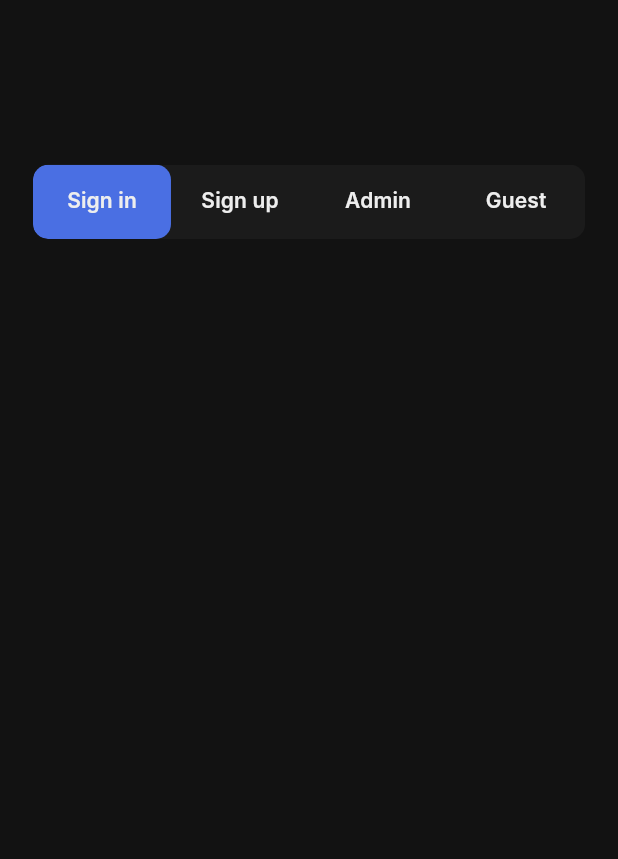
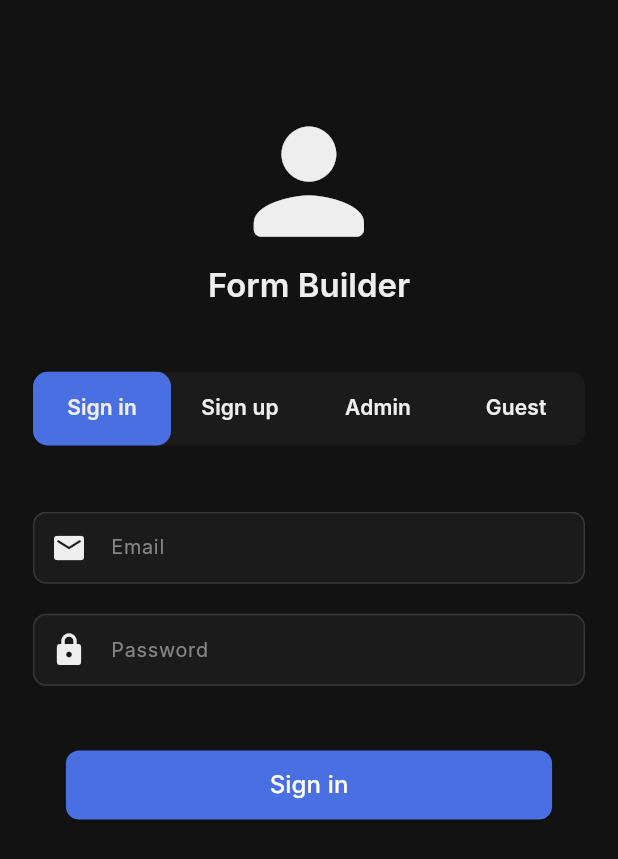
Before and after one commit to eslammongy/Advanced-Form-Builder, a Flutter app: the screen it shows after launch, on a phone screen of 412 x 824 dp. Shown: the top 859 px of the screen. Run offline on Flutter 3.47's test engine with Material 3 defaults, Android fonts, the phone set to English and light mode, and no system bars; our stand-ins replace flutter_riverpod, riverpod; Roboto replaces fonts that are missing (Inter).

Commit message:
Refactor form field handling and UI components; replace FormField with FieldType, implement SignIn and SignUp forms, and update app theme styles.

```diff
--- a/lib/form_builder/widgets/custom_text_form_field.dart
+++ b/lib/form_builder/widgets/custom_text_form_field.dart
@@ -1,9 +1,8 @@
 import 'package:flutter/material.dart';
+import 'package:form_builder/form_builder/controllers/form_state.dart';
 import 'package:form_builder/theme/app_colors.dart';
 import 'package:form_builder/utils/app_extensions.dart';
 import 'package:form_builder/utils/sizer_util.dart';
-import 'package:form_builder/form_builder/controllers/form_state.dart'
-    as form_state;
 
 class CustomTextFormField extends StatelessWidget {
   const CustomTextFormField({
@@ -31,14 +30,14 @@ class CustomTextFormField extends StatelessWidget {
   final Color? hintColor;
   final Widget? suffix;
   final Widget? prefix;
-  final form_state.FormField formField;
+  final FieldType formField;
   final TextInputType inputType;
   final TextEditingController? controller;
 
   @override
   Widget build(BuildContext context) {
     return SizedBox(
-      height: 45.h,
+      height: 50.h,
       width: double.infinity,
       child: TextFormField(
         controller: controller,
--- a/lib/form_builder/widgets/home_screen.dart
+++ b/lib/form_builder/widgets/home_screen.dart
@@ -1,5 +1,8 @@
 import 'package:flutter/material.dart';
 import 'package:form_builder/form_builder/widgets/app_tab_bar.dart';
+import 'package:form_builder/form_builder/widgets/signin_form.dart';
+import 'package:form_builder/form_builder/widgets/signup_form.dart';
+import 'package:form_builder/utils/app_extensions.dart';
 import 'package:form_builder/utils/sizer_util.dart';
 
 class HomeScreen extends StatelessWidget {
@@ -10,7 +13,7 @@ class HomeScreen extends StatelessWidget {
     return Scaffold(
       body: SafeArea(
         minimum: EdgeInsets.only(
-          top: 100.h,
+          top: 60.h,
           right: 20.w,
           left: 20.w,
           bottom: 30.h,
@@ -18,13 +21,18 @@ class HomeScreen extends StatelessWidget {
         child: DefaultTabController(
           length: 4,
           child: Column(
+            mainAxisAlignment: MainAxisAlignment.start,
             children: [
+              Icon(Icons.person_rounded, size: 100.h),
+              Text("Form Builder", style: context.textTheme.titleLarge),
+              SizerUtil.gapH(40),
               AppTabBar(),
+              SizerUtil.gapH(40),
               Expanded(
                 child: TabBarView(
                   children: [
-                    Container(),
-                    Container(),
+                    SignInForm(),
+                    SignUpForm(),
                     Container(),
                     Container(),
                   ],
--- /dev/null
+++ b/lib/form_builder/widgets/primary_app_button.dart
@@ -0,0 +1,144 @@
+import 'package:flutter/material.dart';
+import 'package:flutter/services.dart';
+import 'package:form_builder/utils/app_extensions.dart';
+import 'package:form_builder/utils/sizer_util.dart';
+
+enum ButtonVariant { primary, secondary, outline, text }
+
+class AppPrimaryButton extends StatelessWidget {
+  final String text;
+  final VoidCallback onPressed;
+  final ButtonVariant variant;
+  final IconData? leadingIcon;
+  final IconData? trailingIcon;
+  final bool isLoading;
+  final bool isDisabled;
+  final EdgeInsets margin;
+  final MainAxisAlignment mainAlignment;
+  final Color? txtColor;
+  final Color? brColor;
+  final EdgeInsets padding;
+  final double fontSize;
+  final double iconSize;
+  final double height;
+  final double width;
+  const AppPrimaryButton({
+    super.key,
+    required this.text,
+    required this.onPressed,
+    this.height = 42,
+    this.width = double.infinity,
+    this.variant = ButtonVariant.primary,
+    this.fontSize = 16,
+    this.iconSize = 20,
+    this.leadingIcon,
+    this.trailingIcon,
+    this.isLoading = false,
+    this.isDisabled = false,
+    this.mainAlignment = MainAxisAlignment.center,
+    this.margin = const EdgeInsets.all(0),
+    this.txtColor,
+    this.brColor,
+    this.padding = const EdgeInsets.symmetric(horizontal: 16.0, vertical: 10.0),
+  });
+
+  @override
+  Widget build(BuildContext context) {
+    Color bgColor;
+    Color textColor;
+    Color borderColor = brColor ?? context.customColors.borderColor;
+
+    switch (variant) {
+      case ButtonVariant.primary:
+        bgColor = context.colorScheme.primary;
+        textColor = context.customColors.textPrimary;
+        borderColor = Colors.transparent;
+        break;
+      case ButtonVariant.secondary:
+        bgColor = context.colorScheme.surface;
+        textColor = context.customColors.textPrimary;
+        break;
+      case ButtonVariant.outline:
+        bgColor = context.colorScheme.surface;
+        textColor = context.customColors.textPrimary;
+        break;
+      case ButtonVariant.text:
+        bgColor = Colors.transparent;
+        textColor = context.customColors.textPrimary;
+        borderColor = Colors.transparent;
+        break;
+    }
+
+    if (isDisabled) {
+      bgColor = bgColor.withValues(alpha: 0.5);
+      textColor = textColor.withValues(alpha: 0.5);
+    }
+
+    return Padding(
+      padding: margin,
+      child: ElevatedButton(
+        onPressed: isDisabled
+            ? null
+            : () {
+                HapticFeedback.mediumImpact();
+                onPressed();
+              },
+        style: _buildStyle(bgColor, textColor, borderColor),
+        child: _buildButtonBody(),
+      ),
+    );
+  }
+
+  Widget _buildButtonBody() {
+    if (isLoading) {
+      return _buildLoadingProgress(txtColor ?? Colors.white);
+    }
+    if (leadingIcon != null || trailingIcon != null) {
+      return Row(
+        mainAxisAlignment: mainAlignment,
+        children: [
+          if (leadingIcon != null) Icon(leadingIcon, size: iconSize),
+          _buildButtonTitle(),
+          if (trailingIcon != null) Icon(trailingIcon, size: iconSize),
+        ],
+      );
+    }
+    return _buildButtonTitle();
+  }
+
+  Text _buildButtonTitle() {
+    return Text(
+      text,
+      style: TextStyle(
+        fontSize: fontSize,
+        fontWeight: FontWeight.w500,
+        color: txtColor ?? Colors.white,
+      ),
+    );
+  }
+
+  ButtonStyle _buildStyle(Color bgColor, Color textColor, Color borderColor) {
+    return ElevatedButton.styleFrom(
+      backgroundColor: bgColor,
+      foregroundColor: txtColor ?? textColor,
+      elevation: variant == ButtonVariant.text ? 0 : 1,
+      padding: padding,
+      fixedSize: Size(width, height.h),
+      shape: RoundedRectangleBorder(
+        borderRadius: BorderRadius.circular(8.r),
+        side: BorderSide(color: borderColor, width: 1.0),
+      ),
+    );
+  }
+
+  SizedBox _buildLoadingProgress(Color textColor) {
+    return SizedBox(
+      width: iconSize,
+      height: iconSize,
+      child: CircularProgressIndicator(
+        strokeWidth: 2.0,
+        valueColor: AlwaysStoppedAnimation<Color>(textColor),
+      ),
+    );
+  }
+}
--- /dev/null
+++ b/lib/form_builder/widgets/signin_form.dart
@@ -0,0 +1,47 @@
+import 'package:flutter/material.dart';
+import 'package:flutter_riverpod/flutter_riverpod.dart';
+import 'package:form_builder/form_builder/controllers/form_controller.dart';
+import 'package:form_builder/form_builder/widgets/custom_text_form_field.dart';
+import 'package:form_builder/form_builder/widgets/primary_app_button.dart';
+import 'package:form_builder/theme/app_strings.dart';
+import 'package:form_builder/utils/sizer_util.dart';
+
+class SignInForm extends ConsumerWidget {
+  const SignInForm({super.key});
+
+  @override
+  Widget build(BuildContext context, WidgetRef ref) {
+    final formState = ref.watch(formProvider);
+    return Column(
+      mainAxisAlignment: MainAxisAlignment.start,
+      children: [
+        CustomTextFormField(
+          inputType: TextInputType.emailAddress,
+          formField: formState.email,
+          label: AppStrings.email,
+          hint: AppStrings.email,
+          prefix: Icon(Icons.email_rounded),
+          onChanged: null,
+        ),
+        SizerUtil.gapH(12),
+        CustomTextFormField(
+          inputType: TextInputType.visiblePassword,
+          formField: formState.email,
+          obscureText: true,
+          label: AppStrings.password,
+          hint: AppStrings.password,
+          prefix: Icon(Icons.lock_rounded),
+          onChanged: null,
+        ),
+        SizerUtil.gapH(32),
+        AppPrimaryButton(
+          text: AppStrings.signIN,
+          variant: ButtonVariant.primary,
+          width: double.maxFinite,
+          margin: EdgeInsets.symmetric(horizontal: 20.w),
+          onPressed: () {},
+        ),
+      ],
+    );
+  }
+}
--- a/lib/main.dart
+++ b/lib/main.dart
@@ -1,10 +1,11 @@
 import 'package:flutter/material.dart';
+import 'package:flutter_riverpod/flutter_riverpod.dart';
 import 'package:form_builder/form_builder/widgets/home_screen.dart';
 import 'package:form_builder/theme/app_theme.dart';
 import 'package:form_builder/utils/sizer_util.dart';
 
 void main() {
-  runApp(const MyApp());
+ runApp(const ProviderScope(child: MyApp()));
 }
 
 class MyApp extends StatelessWidget {
--- a/lib/theme/app_theme.dart
+++ b/lib/theme/app_theme.dart
@@ -98,7 +98,7 @@ class AppTheme {
         color: AppColors.surfaceLight,
         elevation: 1,
         shape: RoundedRectangleBorder(
-          borderRadius: BorderRadius.circular(SizerUtil.p12.r),
+          borderRadius: BorderRadius.circular(SizerUtil.p8.r),
         ),
         margin: EdgeInsets.zero,
       ),
@@ -111,23 +111,23 @@ class AppTheme {
           vertical: SizerUtil.p8.w,
         ),
         border: OutlineInputBorder(
-          borderRadius: BorderRadius.circular(SizerUtil.p12.r),
+          borderRadius: BorderRadius.circular(SizerUtil.p8.r),
           borderSide: BorderSide(color: AppColors.borderColorLight, width: 1),
         ),
         enabledBorder: OutlineInputBorder(
-          borderRadius: BorderRadius.circular(SizerUtil.p12.r),
+          borderRadius: BorderRadius.circular(SizerUtil.p8.r),
           borderSide: BorderSide(color: AppColors.borderColorLight, width: 1),
         ),
         focusedBorder: OutlineInputBorder(
-          borderRadius: BorderRadius.circular(SizerUtil.p12.r),
+          borderRadius: BorderRadius.circular(SizerUtil.p8.r),
           borderSide: BorderSide(color: AppColors.primaryLight, width: 2),
         ),
         errorBorder: OutlineInputBorder(
-          borderRadius: BorderRadius.circular(SizerUtil.p12.r),
+          borderRadius: BorderRadius.circular(SizerUtil.p8.r),
           borderSide: BorderSide(color: AppColors.errorLight, width: 1),
         ),
         focusedErrorBorder: OutlineInputBorder(
-          borderRadius: BorderRadius.circular(SizerUtil.p12.r),
+          borderRadius: BorderRadius.circular(SizerUtil.p8.r),
           borderSide: BorderSide(color: AppColors.errorLight, width: 2),
         ),
         hintStyle: TextStyle(
@@ -317,7 +317,7 @@ class AppTheme {
         color: AppColors.surfaceDark,
         elevation: 1,
         shape: RoundedRectangleBorder(
-          borderRadius: BorderRadius.circular(SizerUtil.p12.r),
+          borderRadius: BorderRadius.circular(SizerUtil.p8.r),
         ),
         margin: EdgeInsets.zero,
       ),
@@ -331,23 +331,23 @@ class AppTheme {
           horizontal: SizerUtil.p12.w,
         ),
         border: OutlineInputBorder(
-          borderRadius: BorderRadius.circular(SizerUtil.p12.r),
+          borderRadius: BorderRadius.circular(SizerUtil.p8.r),
           borderSide: BorderSide(color: AppColors.borderColorDark, width: 1),
         ),
         enabledBorder: OutlineInputBorder(
-          borderRadius: BorderRadius.circular(SizerUtil.p12.r),
+          borderRadius: BorderRadius.circular(SizerUtil.p8.r),
           borderSide: BorderSide(color: AppColors.borderColorDark, width: 1),
         ),
         focusedBorder: OutlineInputBorder(
-          borderRadius: BorderRadius.circular(SizerUtil.p12.r),
+          borderRadius: BorderRadius.circular(SizerUtil.p8.r),
           borderSide: BorderSide(color: AppColors.primaryDark, width: 2),
         ),
         errorBorder: OutlineInputBorder(
-          borderRadius: BorderRadius.circular(SizerUtil.p12.r),
+          borderRadius: BorderRadius.circular(SizerUtil.p8.r),
           borderSide: BorderSide(color: AppColors.errorDark, width: 1),
         ),
         focusedErrorBorder: OutlineInputBorder(
-          borderRadius: BorderRadius.circular(SizerUtil.p12.r),
+          borderRadius: BorderRadius.circular(SizerUtil.p8.r),
           borderSide: BorderSide(color: AppColors.errorDark, width: 2),
         ),
         hintStyle: TextStyle(
```
Also changed, not shown: lib/form_builder/controllers/form_controller.dart (+70 -70 lines), lib/form_builder/controllers/form_state.dart (+28 -28 lines), lib/form_builder/widgets/form_builder_screen.dart (deleted, +0 -10 lines), lib/form_builder/widgets/signup_form.dart (added, +75 -0 lines), pubspec.yaml (+2 -8 lines), lib/form_builder/widgets/adim_form.dart (added), lib/form_builder/widgets/guest_form.dart (added), pubspec.lock.
